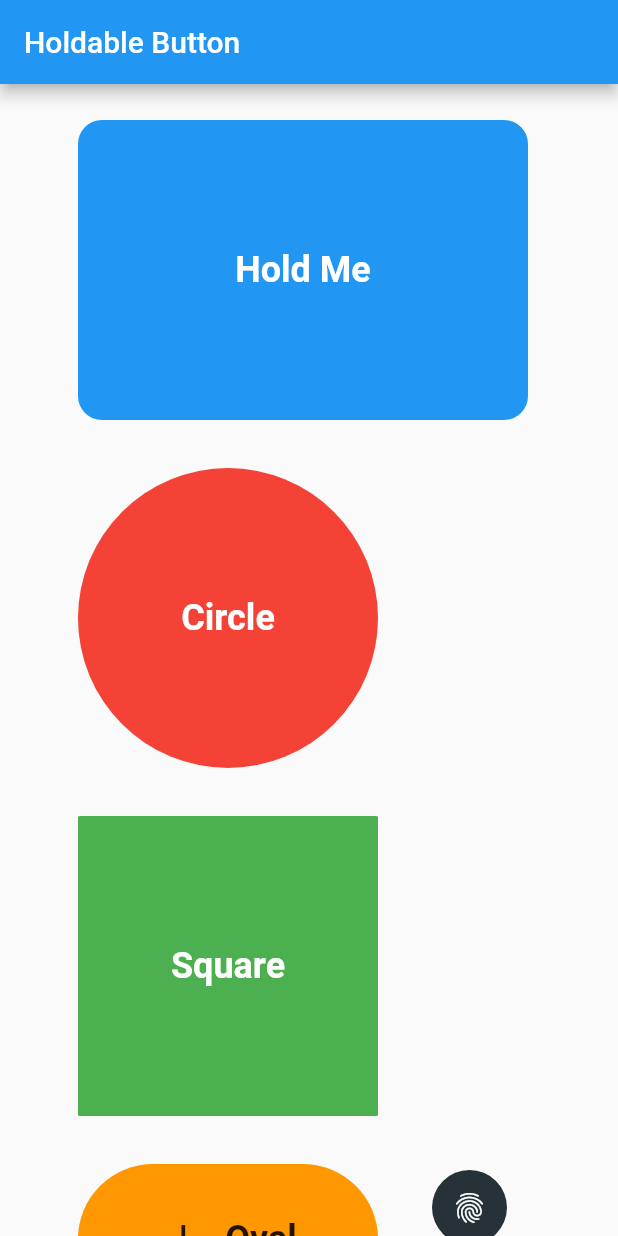
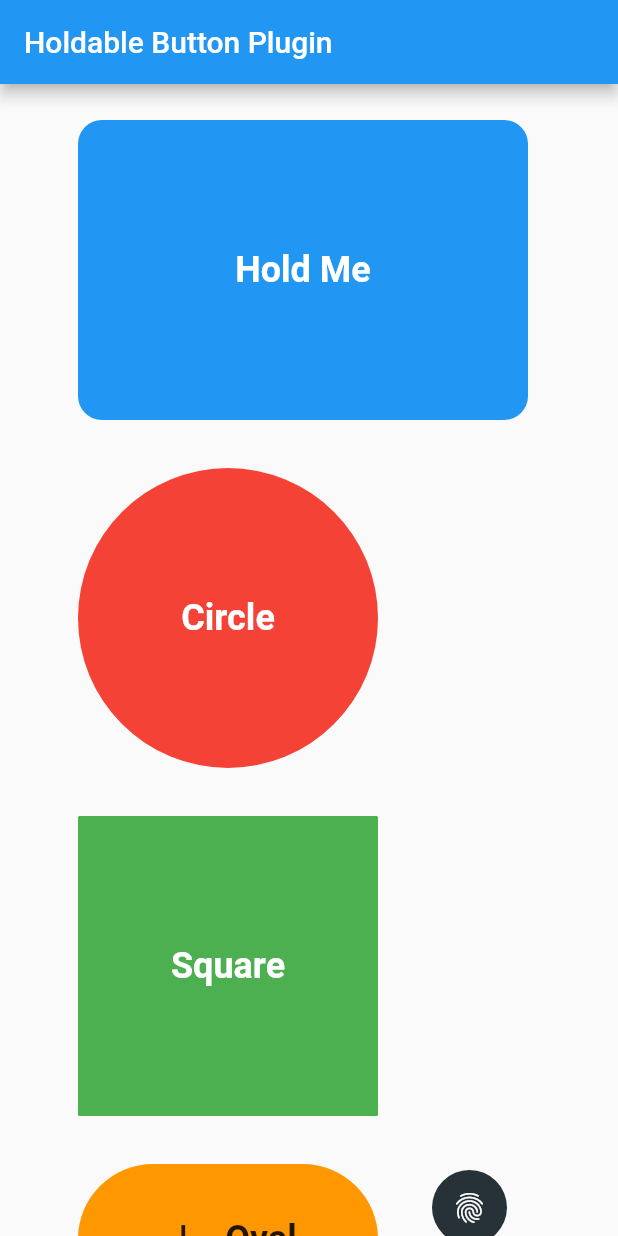
Before and after one commit to MahdiGharooni/holdable_button, a Flutter app: the screen it shows after launch, on a phone screen of 412 x 824 dp. Run offline on Flutter 3.47's test engine with Material 2 defaults, Android fonts, the phone set to English and light mode, and no system bars; our stand-ins replace plugin_platform_interface; missing offline and left inert: dart:html.

Commit message:
bug fix
- added padding to square button
- updated example main.dart

Co-Authored-By: Mobina123456 <154828275+Mobina123456@users.noreply.github.com>

```diff
--- a/example/lib/buttons/square_button.dart
+++ b/example/lib/buttons/square_button.dart
@@ -29,6 +29,7 @@ class _SquareButtonState extends State<SquareButton> {
       radius: 1,
       strokeWidth: 20,
       startPoint: 0.5,
+      padding: const EdgeInsets.all(2),
       onConfirm: () {
         setState(() {
           child = const Center(
--- a/example/lib/main.dart
+++ b/example/lib/main.dart
@@ -24,7 +24,7 @@ class _MyAppState extends State<MyApp> {
     return MaterialApp(
       home: Scaffold(
         appBar: AppBar(
-          title: const Text('Holdable Button'),
+          title: const Text('Holdable Button Plugin'),
         ),
         body: Center(
           child: Padding(
```
